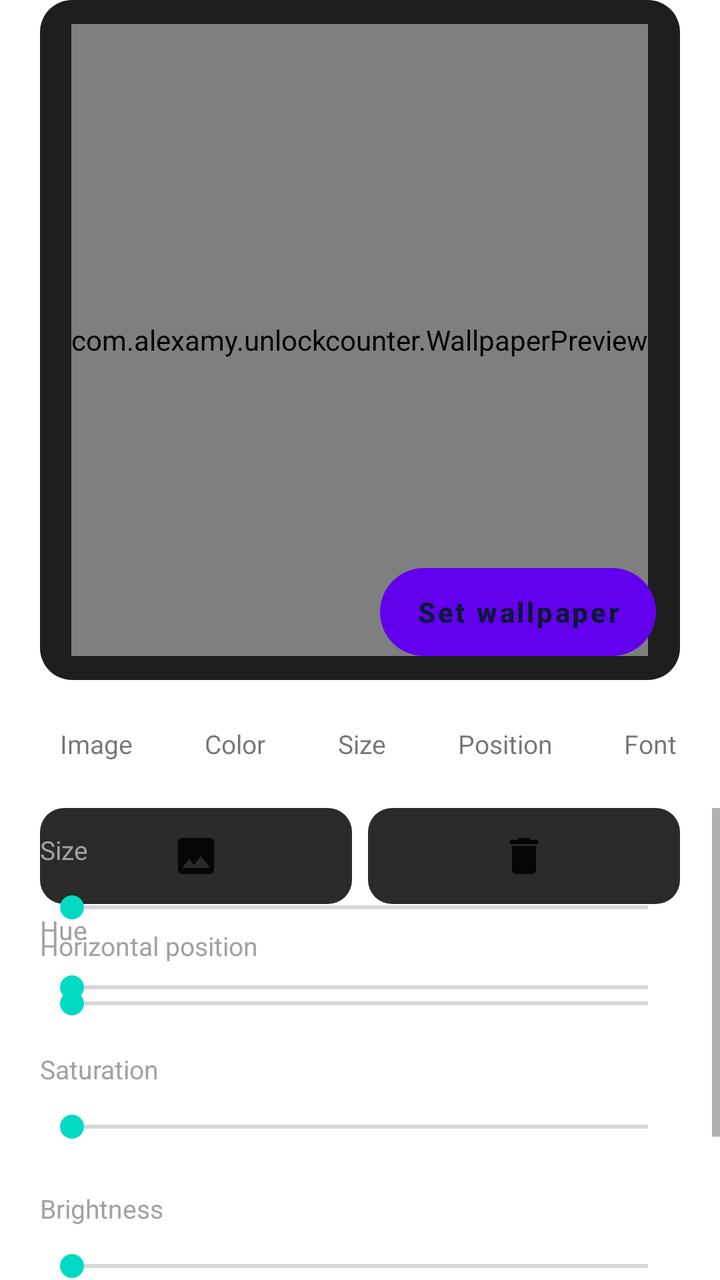
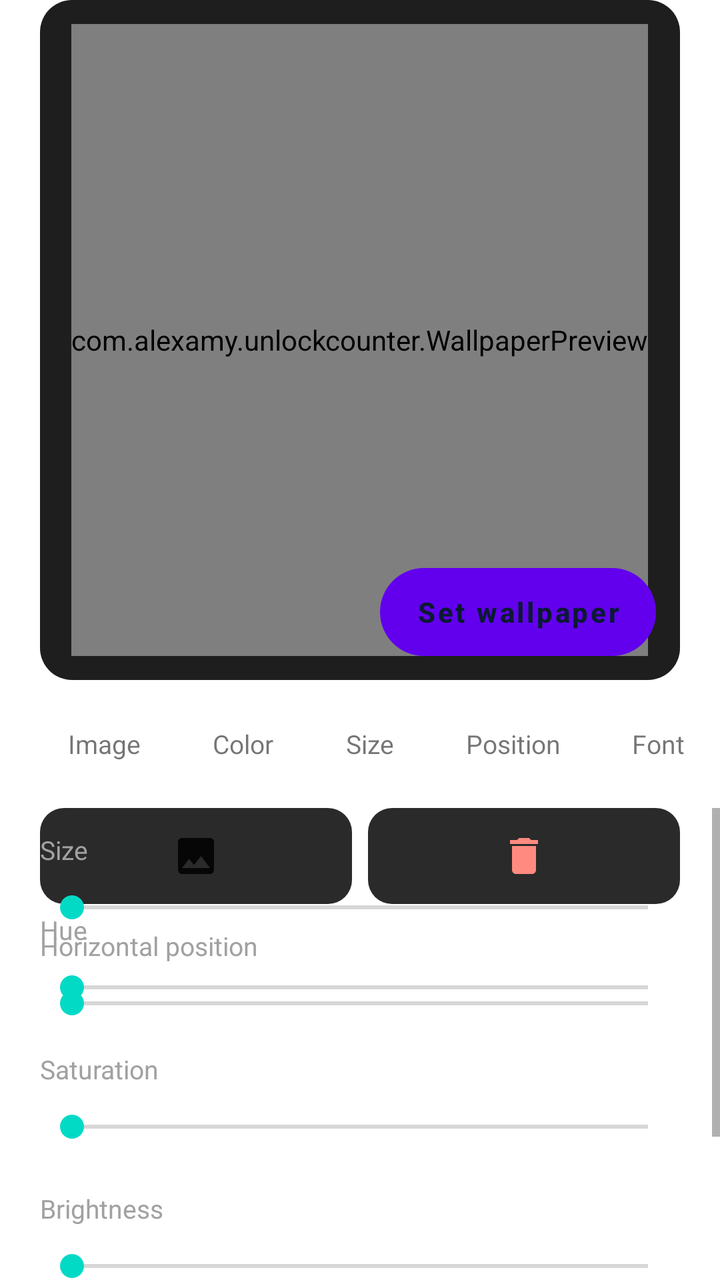

Before-and-after screenshots of an Android layout around one commit, followed by the original layout XML and the change that was made.
<!-- AndroidManifest.xml: fallback theme Theme.MaterialComponents.DayNight.NoActionBar -->
<!-- res/layout/tab_settings.xml -->
<?xml version="1.0" encoding="utf-8"?>
<LinearLayout xmlns:android="http://schemas.android.com/apk/res/android"
    android:layout_width="match_parent"
    android:layout_height="match_parent"
    android:orientation="vertical">

    <FrameLayout
        android:layout_width="match_parent"
        android:layout_height="340dp"
        android:layout_marginHorizontal="20dp"
        android:background="@drawable/bg_card">

        <com.alexamy.unlockcounter.WallpaperPreview
            android:id="@+id/settings_preview"
            android:layout_width="wrap_content"
            android:layout_height="match_parent"
            android:layout_gravity="center_horizontal"
            android:layout_marginVertical="12dp" />

        <Button
            android:id="@+id/set_wallpaper"
            android:layout_width="wrap_content"
            android:layout_height="44dp"
            android:layout_gravity="bottom|end"
            android:layout_margin="12dp"
            android:background="@drawable/bg_pill_accent"
            android:paddingHorizontal="18dp"
            android:stateListAnimator="@null"
            android:text="@string/set_wallpaper"
            android:textAllCaps="false"
            android:textColor="@color/on_accent"
            android:textStyle="bold" />
    </FrameLayout>

    <HorizontalScrollView
        android:layout_width="match_parent"
        android:layout_height="wrap_content"
        android:scrollbars="none">

        <LinearLayout
            android:layout_width="wrap_content"
            android:layout_height="wrap_content"
            android:orientation="horizontal"
            android:paddingHorizontal="16dp"
            android:paddingVertical="14dp">

            <TextView android:id="@+id/chip_image" style="@style/Chip" android:text="@string/section_image" />
            <TextView android:id="@+id/chip_color" style="@style/Chip" android:text="@string/section_color" />
            <TextView android:id="@+id/chip_size" style="@style/Chip" android:text="@string/size" />
            <TextView android:id="@+id/chip_position" style="@style/Chip" android:text="@string/position" />
            <TextView android:id="@+id/chip_font" style="@style/Chip" android:text="@string/font" />
        </LinearLayout>
    </HorizontalScrollView>

    <ScrollView
        android:layout_width="match_parent"
        android:layout_height="0dp"
        android:layout_weight="1">

        <FrameLayout
            android:layout_width="match_parent"
            android:layout_height="wrap_content"
            android:paddingHorizontal="20dp"
            android:paddingBottom="20dp">

            <LinearLayout
                android:id="@+id/section_image"
                android:layout_width="match_parent"
                android:layout_height="wrap_content"
                android:orientation="vertical">

                <LinearLayout
                    android:layout_width="match_parent"
                    android:layout_height="wrap_content"
                    android:orientation="horizontal">

                    <ImageButton
                        android:id="@+id/pick_image"
                        android:layout_width="0dp"
                        android:layout_height="48dp"
                        android:layout_marginEnd="8dp"
                        android:layout_weight="1"
                        android:background="@drawable/bg_button"
                        android:contentDescription="@string/pick_image"
                        android:src="@drawable/ic_image" />

                    <ImageButton
                        android:id="@+id/remove_image"
                        android:layout_width="0dp"
                        android:layout_height="48dp"
                        android:layout_weight="1"
                        android:background="@drawable/bg_button"
                        android:contentDescription="@string/remove_image"
                        android:src="@drawable/ic_delete" />
                </LinearLayout>

                <TextView style="@style/SliderLabel" android:text="@string/image_x" />
                <SeekBar android:id="@+id/image_x" style="@style/Slider" android:max="100" />
            </LinearLayout>

            <LinearLayout
                android:id="@+id/section_color"
                android:layout_width="match_parent"
                android:layout_height="wrap_content"
                android:orientation="vertical">

                <View
                    android:id="@+id/color_preview"
                    android:layout_width="match_parent"
                    android:layout_height="40dp" />

                <TextView style="@style/SliderLabel" android:text="@string/hue" />
                <SeekBar android:id="@+id/hue" style="@style/Slider" android:max="360" />
                <TextView style="@style/SliderLabel" android:text="@string/saturation" />
                <SeekBar android:id="@+id/saturation" style="@style/Slider" android:max="100" />
                <TextView style="@style/SliderLabel" android:text="@string/brightness" />
                <SeekBar android:id="@+id/brightness" style="@style/Slider" android:max="100" />
                <TextView style="@style/SliderLabel" android:text="@string/opacity" />
                <SeekBar android:id="@+id/opacity" style="@style/Slider" android:max="100" />
            </LinearLayout>

            <LinearLayout
                android:id="@+id/section_size"
                android:layout_width="match_parent"
                android:layout_height="wrap_content"
                android:orientation="vertical">

                <TextView style="@style/SliderLabel" android:text="@string/size" />
                <SeekBar android:id="@+id/size" style="@style/Slider" android:max="100" />
            </LinearLayout>

            <GridLayout
                android:id="@+id/positions"
                android:layout_width="wrap_content"
                android:layout_height="wrap_content"
                android:layout_gravity="center_horizontal"
                android:columnCount="3" />

            <RadioGroup
                android:id="@+id/fonts"
                android:layout_width="match_parent"
                android:layout_height="wrap_content" />
        </FrameLayout>
    </ScrollView>
</LinearLayout>
<!-- resources referenced by this layout -->
<resources>
  <color name="on_accent">#0B1A33</color>
  <!-- drawable bg_button (drawable) -->
  <?xml version="1.0" encoding="utf-8"?>
  <shape xmlns:android="http://schemas.android.com/apk/res/android" android:shape="rectangle">
      <solid android:color="@color/surface_high" />
      <corners android:radius="12dp" />
  </shape>
  <!-- drawable bg_card (drawable) -->
  <?xml version="1.0" encoding="utf-8"?>
  <shape xmlns:android="http://schemas.android.com/apk/res/android" android:shape="rectangle">
      <solid android:color="@color/surface" />
      <corners android:radius="16dp" />
  </shape>
  <!-- drawable bg_pill_accent (drawable) -->
  <?xml version="1.0" encoding="utf-8"?>
  <shape xmlns:android="http://schemas.android.com/apk/res/android" android:shape="rectangle">
      <solid android:color="@color/accent" />
      <corners android:radius="22dp" />
  </shape>
  <!-- drawable ic_delete (drawable) -->
  <?xml version="1.0" encoding="utf-8"?>
  <vector xmlns:android="http://schemas.android.com/apk/res/android"
      android:width="24dp"
      android:height="24dp"
      android:tint="?android:attr/textColorPrimary"
      android:viewportWidth="24"
      android:viewportHeight="24">
      <path
          android:fillColor="#FFFFFF"
          android:pathData="M6,19c0,1.1 0.9,2 2,2h8c1.1,0 2,-0.9 2,-2V7H6v12zM19,4h-3.5l-1,-1h-5l-1,1H5v2h14V4z" />
  </vector>
  <!-- drawable ic_image (drawable) -->
  <?xml version="1.0" encoding="utf-8"?>
  <vector xmlns:android="http://schemas.android.com/apk/res/android"
      android:width="24dp"
      android:height="24dp"
      android:tint="?android:attr/textColorPrimary"
      android:viewportWidth="24"
      android:viewportHeight="24">
      <path
          android:fillColor="#FFFFFF"
          android:pathData="M21,19V5c0,-1.1 -0.9,-2 -2,-2H5c-1.1,0 -2,0.9 -2,2v14c0,1.1 0.9,2 2,2h14c1.1,0 2,-0.9 2,-2zM8.5,13.5l2.5,3.01L14.5,12l4.5,6H5l3.5,-4.5z" />
  </vector>
  <string name="brightness">Brightness</string>
  <string name="font">Font</string>
  <string name="hue">Hue</string>
  <string name="image_x">Horizontal position</string>
  <string name="opacity">Opacity</string>
  <string name="pick_image">Pick image</string>
  <string name="position">Position</string>
  <string name="remove_image">Remove image</string>
  <string name="saturation">Saturation</string>
  <string name="section_color">Color</string>
  <string name="section_image">Image</string>
  <string name="set_wallpaper">Set wallpaper</string>
  <string name="size">Size</string>
  <style name="Chip">
          <item name="android:layout_width">wrap_content</item>
          <item name="android:layout_height">36dp</item>
          <item name="android:layout_marginEnd">8dp</item>
          <item name="android:gravity">center</item>
          <item name="android:paddingHorizontal">14dp</item>
          <item name="android:textSize">13sp</item>
          <item name="android:clickable">true</item>
          <item name="android:focusable">true</item>
      </style>
  <style name="Slider">
          <item name="android:layout_width">match_parent</item>
          <item name="android:layout_height">40dp</item>
      </style>
  <style name="SliderLabel">
          <item name="android:layout_width">wrap_content</item>
          <item name="android:layout_height">wrap_content</item>
          <item name="android:layout_marginTop">12dp</item>
          <item name="android:textColor">@color/text_muted</item>
          <item name="android:textSize">13sp</item>
      </style>
  <color name="surface_high">#2A2A2A</color>
  <color name="surface">#1E1E1E</color>
  <color name="accent">#8AB4F8</color>
  <color name="text_muted">#A1A1A1</color>
</resources>

<!-- the commit's change to res/layout/tab_settings.xml (unified diff, before → after) -->
@@ -41,7 +41,7 @@
             android:layout_width="wrap_content"
             android:layout_height="wrap_content"
             android:orientation="horizontal"
-            android:paddingHorizontal="16dp"
+            android:paddingHorizontal="20dp"
             android:paddingVertical="14dp">
 
             <TextView android:id="@+id/chip_image" style="@style/Chip" android:text="@string/section_image" />
@@ -91,7 +91,8 @@
                         android:layout_weight="1"
                         android:background="@drawable/bg_button"
                         android:contentDescription="@string/remove_image"
-                        android:src="@drawable/ic_delete" />
+                        android:src="@drawable/ic_delete"
+                        android:tint="@color/danger" />
                 </LinearLayout>
 
                 <TextView style="@style/SliderLabel" android:text="@string/image_x" />
<!-- resource entries referenced after the edit -->
@@ -1,5 +1,6 @@
 <!-- resources referenced by this layout -->
 <resources>
+  <color name="danger">#FF8A80</color>
   <color name="on_accent">#0B1A33</color>
   <!-- drawable bg_button (drawable) -->
   <?xml version="1.0" encoding="utf-8"?>
